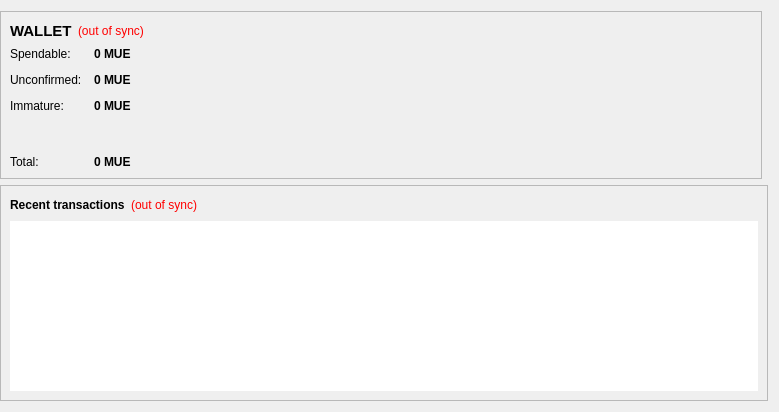
Before: the Qt Designer form src/qt/forms/overviewpage.ui in upgradeadvice/MUE-Src, drawn with Qt 5.
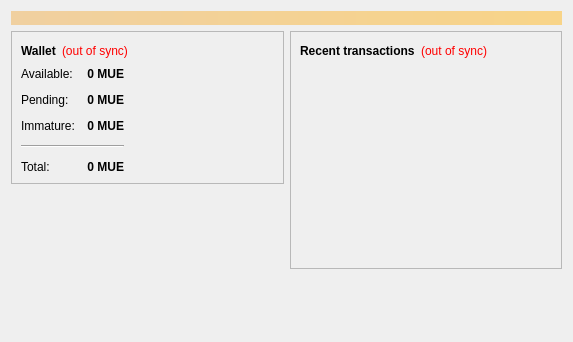
After: the same form once the commit is applied.

```diff
--- a/src/qt/forms/overviewpage.ui
+++ b/src/qt/forms/overviewpage.ui
@@ -6,31 +6,39 @@
    <rect>
     <x>0</x>
     <y>0</y>
-    <width>779</width>
-    <height>412</height>
+    <width>573</width>
+    <height>342</height>
    </rect>
   </property>
   <property name="windowTitle">
    <string>Form</string>
   </property>
-  <layout class="QGridLayout" name="gridLayout">
-   <property name="leftMargin">
-    <number>0</number>
-   </property>
-   <item row="0" column="0">
-    <widget class="QFrame" name="walletContainer">
-     <property name="sizePolicy">
-      <sizepolicy hsizetype="Preferred" vsizetype="Maximum">
-       <horstretch>0</horstretch>
-       <verstretch>0</verstretch>
-      </sizepolicy>
+  <property name="styleSheet">
+   <string notr="true"/>
+  </property>
+  <layout class="QVBoxLayout" name="topLayout">
+   <item>
+    <widget class="QLabel" name="labelAlerts">
+     <property name="visible">
+      <bool>false</bool>
      </property>
-     <property name="maximumSize">
-      <size>
-       <width>16777215</width>
-       <height>220</height>
-      </size>
+     <property name="styleSheet">
+      <string notr="true">background-color: qlineargradient(x1: 0, y1: 0, x2: 1, y2: 0, stop:0 #F0D0A0, stop:1 #F8D488); color:#000000;</string>
      </property>
+     <property name="wordWrap">
+      <bool>true</bool>
+     </property>
+     <property name="margin">
+      <number>3</number>
+     </property>
+    </widget>
+   </item>
+   <item>
+    <layout class="QHBoxLayout" name="horizontalLayout" stretch="1,1">
+     <item>
+      <layout class="QVBoxLayout" name="verticalLayout_2">
+       <item>
+        <widget class="QFrame" name="frame">
      <property name="frameShape">
       <enum>QFrame::StyledPanel</enum>
      </property>
@@ -44,16 +52,12 @@
          <widget class="QLabel" name="label_5">
           <property name="font">
            <font>
-            <pointsize>11</pointsize>
             <weight>75</weight>
             <bold>true</bold>
            </font>
           </property>
-          <property name="styleSheet">
-           <string notr="true">background-color: transparent;</string>
-          </property>
           <property name="text">
-           <string>WALLET</string>
+               <string>Wallet</string>
           </property>
          </widget>
         </item>
@@ -63,7 +67,7 @@
            <string>The displayed information may be out of date. Your wallet automatically synchronizes with the Monetaryunit network after a connection is established, but this process has not completed yet.</string>
           </property>
           <property name="styleSheet">
-           <string notr="true">QLabel { color: red;Background-color:transparent }</string>
+               <string notr="true">QLabel { color: red; }</string>
           </property>
           <property name="text">
            <string notr="true">(out of sync)</string>
@@ -89,7 +93,9 @@
        </layout>
       </item>
       <item>
-       <layout class="QFormLayout" name="walletStatus">
+           <layout class="QHBoxLayout" name="horizontalLayout_3">
+            <item>
+             <layout class="QFormLayout" name="formLayout_2">
         <property name="fieldGrowthPolicy">
          <enum>QFormLayout::AllNonFixedFieldsGrow</enum>
         </property>
@@ -101,11 +107,8 @@
         </property>
         <item row="0" column="0">
          <widget class="QLabel" name="label">
-          <property name="styleSheet">
-           <string notr="true">background-color: transparent;</string>
-          </property>
           <property name="text">
-           <string>Spendable:</string>
+                 <string>Available:</string>
           </property>
          </widget>
         </item>
@@ -123,28 +126,25 @@
           <property name="toolTip">
            <string>Your current spendable balance</string>
           </property>
-          <property name="styleSheet">
-           <string notr="true"/>
-          </property>
           <property name="text">
            <string notr="true">0 MUE</string>
           </property>
+                <property name="alignment">
+                 <set>Qt::AlignRight|Qt::AlignTrailing|Qt::AlignVCenter</set>
+                </property>
           <property name="textInteractionFlags">
            <set>Qt::LinksAccessibleByMouse|Qt::TextSelectableByKeyboard|Qt::TextSelectableByMouse</set>
           </property>
          </widget>
         </item>
-        <item row="2" column="0">
+              <item row="1" column="0">
          <widget class="QLabel" name="label_3">
-          <property name="styleSheet">
-           <string notr="true">background-color: transparent;</string>
-          </property>
           <property name="text">
-           <string>Unconfirmed:</string>
+                 <string>Pending:</string>
           </property>
          </widget>
         </item>
-        <item row="2" column="1">
+              <item row="1" column="1">
          <widget class="QLabel" name="labelUnconfirmed">
           <property name="font">
            <font>
@@ -161,22 +161,22 @@
           <property name="text">
            <string notr="true">0 MUE</string>
           </property>
+                <property name="alignment">
+                 <set>Qt::AlignRight|Qt::AlignTrailing|Qt::AlignVCenter</set>
+                </property>
           <property name="textInteractionFlags">
            <set>Qt::LinksAccessibleByMouse|Qt::TextSelectableByKeyboard|Qt::TextSelectableByMouse</set>
           </property>
          </widget>
         </item>
-        <item row="3" column="0">
+              <item row="2" column="0">
          <widget class="QLabel" name="labelImmatureText">
-          <property name="styleSheet">
-           <string notr="true">background-color: transparent;</string>
-          </property>
           <property name="text">
            <string>Immature:</string>
           </property>
          </widget>
         </item>
-        <item row="3" column="1">
+              <item row="2" column="1">
          <widget class="QLabel" name="labelImmature">
           <property name="font">
            <font>
@@ -190,48 +190,22 @@
           <property name="text">
            <string notr="true">0 MUE</string>
           </property>
+                <property name="alignment">
+                 <set>Qt::AlignRight|Qt::AlignTrailing|Qt::AlignVCenter</set>
+                </property>
           <property name="textInteractionFlags">
            <set>Qt::LinksAccessibleByMouse|Qt::TextSelectableByKeyboard|Qt::TextSelectableByMouse</set>
           </property>
          </widget>
         </item>
         <item row="4" column="0">
-         <spacer name="verticalSpacer">
-          <property name="orientation">
-           <enum>Qt::Vertical</enum>
-          </property>
-          <property name="sizeHint" stdset="0">
-           <size>
-            <width>20</width>
-            <height>40</height>
-           </size>
-          </property>
-         </spacer>
-        </item>
-        <item row="4" column="1">
-         <spacer name="verticalSpacer_2">
-          <property name="orientation">
-           <enum>Qt::Vertical</enum>
-          </property>
-          <property name="sizeHint" stdset="0">
-           <size>
-            <width>20</width>
-            <height>40</height>
-           </size>
-          </property>
-         </spacer>
-        </item>
-        <item row="5" column="0">
          <widget class="QLabel" name="labelTotalText">
-          <property name="styleSheet">
-           <string notr="true">background-color: transparent;</string>
-          </property>
           <property name="text">
            <string>Total:</string>
           </property>
          </widget>
         </item>
-        <item row="5" column="1">
+              <item row="4" column="1">
          <widget class="QLabel" name="labelTotal">
           <property name="font">
            <font>
@@ -248,40 +222,60 @@
           <property name="text">
            <string notr="true">0 MUE</string>
           </property>
+                <property name="alignment">
+                 <set>Qt::AlignRight|Qt::AlignTrailing|Qt::AlignVCenter</set>
+                </property>
           <property name="textInteractionFlags">
            <set>Qt::LinksAccessibleByMouse|Qt::TextSelectableByKeyboard|Qt::TextSelectableByMouse</set>
           </property>
          </widget>
         </item>
-       </layout>
-      </item>
-     </layout>
-    </widget>
-   </item>
-   <item row="0" column="1">
-    <widget class="QFrame" name="hashTokenStatusContainer">
-     <property name="sizePolicy">
-      <sizepolicy hsizetype="Preferred" vsizetype="Fixed">
-       <horstretch>0</horstretch>
-       <verstretch>0</verstretch>
-      </sizepolicy>
-     </property>
-     <property name="maximumSize">
+              <item row="3" column="0" colspan="2">
+               <widget class="Line" name="line">
+                <property name="orientation">
+                 <enum>Qt::Horizontal</enum>
+                </property>
+               </widget>
+              </item>
+             </layout>
+            </item>
+            <item>
+             <spacer name="horizontalSpacer_3">
+              <property name="orientation">
+               <enum>Qt::Horizontal</enum>
+              </property>
+              <property name="sizeHint" stdset="0">
+               <size>
+                <width>40</width>
+                <height>20</height>
+               </size>
+              </property>
+             </spacer>
+            </item>
+           </layout>
+          </item>
+         </layout>
+        </widget>
+       </item>
+       <item>
+        <spacer name="verticalSpacer">
+         <property name="orientation">
+          <enum>Qt::Vertical</enum>
+         </property>
+         <property name="sizeHint" stdset="0">
       <size>
-       <width>16777215</width>
-       <height>220</height>
-      </size>
-     </property>
-     <property name="frameShape">
-      <enum>QFrame::StyledPanel</enum>
-     </property>
-     <property name="frameShadow">
-      <enum>QFrame::Raised</enum>
-     </property>
-    </widget>
-   </item>
-   <item row="1" column="0" colspan="2">
-    <widget class="QFrame" name="transactionContainer">
+           <width>20</width>
+           <height>40</height>
+          </size>
+         </property>
+        </spacer>
+       </item>
+      </layout>
+     </item>
+     <item>
+      <layout class="QVBoxLayout" name="verticalLayout_3">
+       <item>
+        <widget class="QFrame" name="frame_2">
      <property name="frameShape">
       <enum>QFrame::StyledPanel</enum>
      </property>
@@ -293,9 +287,6 @@
        <layout class="QHBoxLayout" name="recentTransactionsHeader">
         <item>
          <widget class="QLabel" name="label_4">
-          <property name="styleSheet">
-           <string notr="true">background-color: transparent;</string>
-          </property>
           <property name="text">
            <string>&lt;b&gt;Recent transactions&lt;/b&gt;</string>
           </property>
@@ -307,7 +298,7 @@
            <string>The displayed information may be out of date. Your wallet automatically synchronizes with the MUE network after a connection is established, but this process has not completed yet.</string>
           </property>
           <property name="styleSheet">
-           <string notr="true">QLabel { color: red;Background-color:transparent }</string>
+               <string notr="true">QLabel { color: red; }</string>
           </property>
           <property name="text">
            <string notr="true">(out of sync)</string>
@@ -334,9 +325,15 @@
       </item>
       <item>
        <widget class="QListView" name="listTransactions">
+            <property name="styleSheet">
+             <string notr="true">QListView { background: transparent; }</string>
+            </property>
         <property name="frameShape">
          <enum>QFrame::NoFrame</enum>
         </property>
+            <property name="verticalScrollBarPolicy">
+             <enum>Qt::ScrollBarAlwaysOff</enum>
+            </property>
         <property name="horizontalScrollBarPolicy">
          <enum>Qt::ScrollBarAlwaysOff</enum>
         </property>
@@ -350,6 +347,23 @@
       </item>
      </layout>
     </widget>
+       </item>
+       <item>
+        <spacer name="verticalSpacer_2">
+         <property name="orientation">
+          <enum>Qt::Vertical</enum>
+         </property>
+         <property name="sizeHint" stdset="0">
+          <size>
+           <width>20</width>
+           <height>40</height>
+          </size>
+         </property>
+        </spacer>
+       </item>
+      </layout>
+     </item>
+    </layout>
    </item>
   </layout>
  </widget>
```
Left out of the diff: 13 changed lines with no effect on the pictures. Lines whose indentation alone changed are shown as unchanged.
